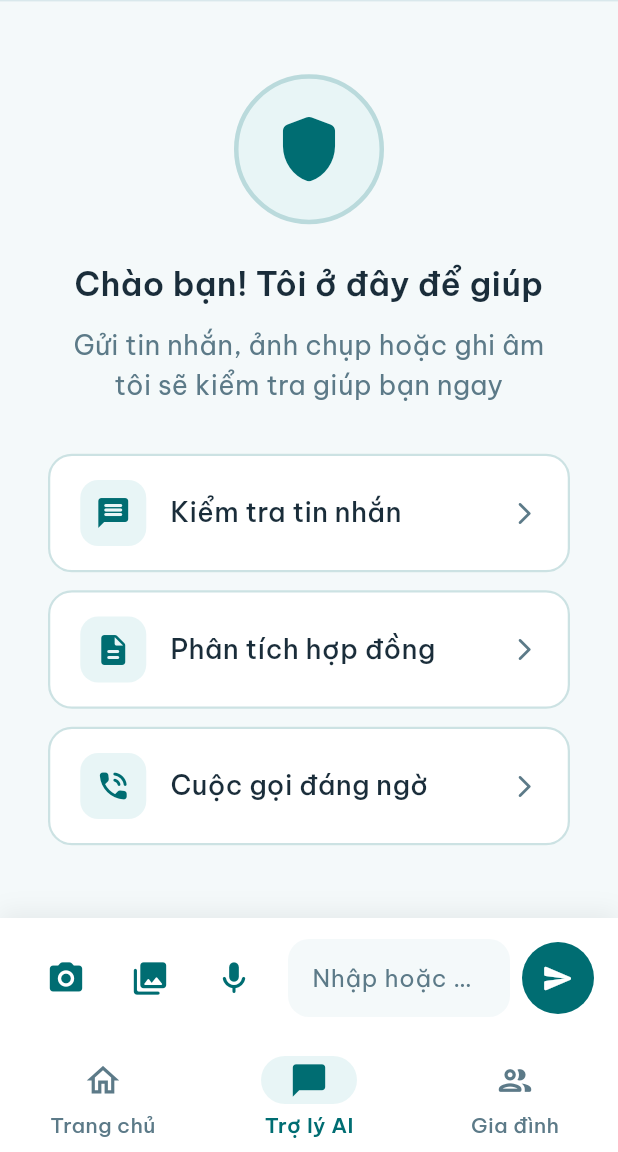
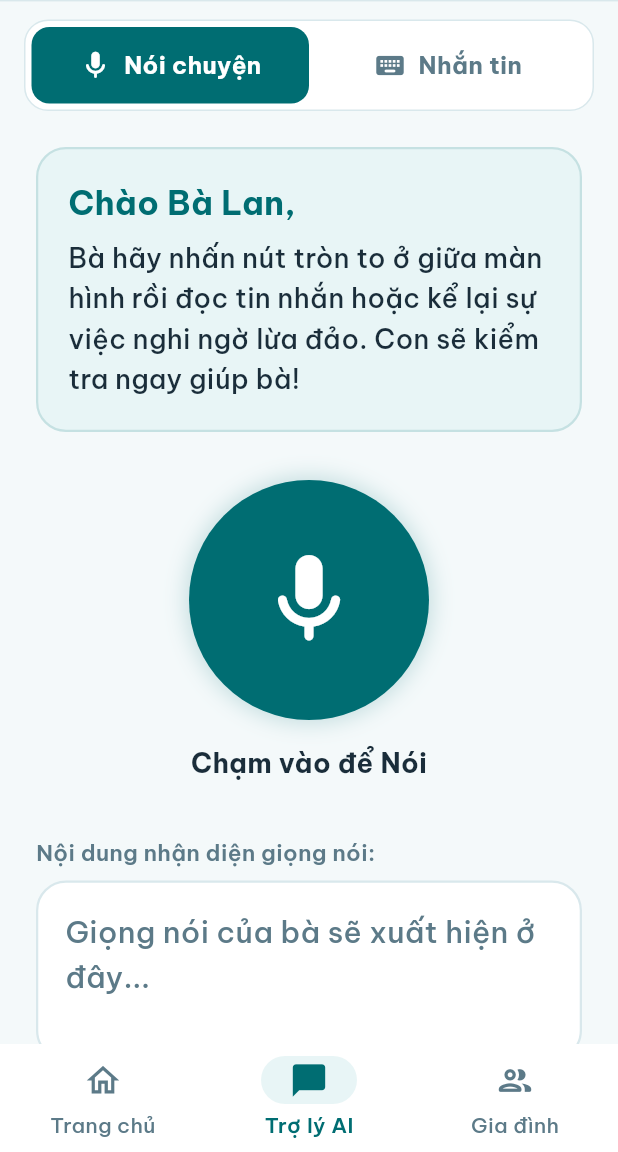
Before and after one commit to ShayNeeo/grab-the-future-hackathon, a Flutter app: the ChatScreen screen opened by its route, on a phone screen of 412 x 824 dp, the part 84-1236 px from its top. Run offline on Flutter 3.47's test engine with Material 3 defaults, Android fonts, the phone set to English and light mode, and no system bars; our stand-ins replace dio, flutter_local_notifications, flutter_riverpod, google_fonts, image_picker, share_plus and 2 more; accounts and stored records are empty.

Commit message:
feat: redesign Trợ lý AI page with Voice Mode default, center mic button, and easy switching

```diff
--- a/lib/ui/screens/chat_screen.dart
+++ b/lib/ui/screens/chat_screen.dart
@@ -28,6 +28,7 @@ class _ChatScreenState extends ConsumerState<ChatScreen> {
   bool _speechAvailable = false;
   bool _isListening = false;
   String _transcribedWords = '';
+  bool _useVoiceMode = true;
 
   static const _greeting = _ChatMessage(
     isAi: true,
@@ -109,183 +110,7 @@ class _ChatScreenState extends ConsumerState<ChatScreen> {
     setState(() => _isListening = false);
   }
 
-  void _showSpeechBottomSheet() {
-    _transcribedWords = '';
-    _isListening = false;
 
-    showModalBottomSheet(
-      context: context,
-      isScrollControlled: true,
-      backgroundColor: Colors.transparent,
-      builder: (context) {
-        return StatefulBuilder(
-          builder: (context, setModalState) {
-            final bool localIsListening = _isListening;
-            final String localText = _transcribedWords;
-
-            return Container(
-              padding: const EdgeInsets.all(24),
-              decoration: const BoxDecoration(
-                color: AppColors.surfaceWhite,
-                borderRadius: BorderRadius.vertical(top: Radius.circular(24)),
-              ),
-              child: SafeArea(
-                child: Column(
-                  mainAxisSize: MainAxisSize.min,
-                  children: [
-                    Container(
-                      width: 40,
-                      height: 4,
-                      margin: const EdgeInsets.only(bottom: 20),
-                      decoration: BoxDecoration(
-                        color: Colors.grey[300],
-                        borderRadius: BorderRadius.circular(2),
-                      ),
-                    ),
-                    Text(
-                      localIsListening ? 'Đang lắng nghe...' : 'Nhấn nút để nói',
-                      style: GoogleFonts.beVietnamPro(
-                        fontSize: 20,
-                        fontWeight: FontWeight.bold,
-                        color: AppColors.textPrimary,
-                      ),
-                    ),
-                    const SizedBox(height: 12),
-                    Text(
-                      'Vui lòng nói rõ nội dung cần kiểm tra lừa đảo',
-                      style: GoogleFonts.beVietnamPro(
-                        fontSize: 14,
-                        color: AppColors.textSecondary,
-                      ),
-                    ),
-                    const SizedBox(height: 32),
-                    GestureDetector(
-                      onTap: () {
-                        if (_isListening) {
-                          _stopListening();
-                          setModalState(() {});
-                        } else {
-                          _startListening(setModalState);
-                        }
-                      },
-                      child: _buildSpeechMicButton(localIsListening),
-                    ),
-                    const SizedBox(height: 32),
-                    Container(
-                      width: double.infinity,
-                      constraints: const BoxConstraints(
-                        minHeight: 100,
-                        maxHeight: 180,
-                      ),
-                      padding: const EdgeInsets.all(16),
-                      decoration: BoxDecoration(
-                        color: AppColors.surfaceLight,
-                        borderRadius: BorderRadius.circular(16),
-                        border: Border.all(
-                          color: localIsListening
-                              ? AppColors.shieldTeal.withValues(alpha: 0.3)
-                              : Colors.transparent,
-                          width: 1.5,
-                        ),
-                      ),
-                      child: SingleChildScrollView(
-                        child: Text(
-                          localText.isEmpty
-                              ? (localIsListening ? 'Hãy nói gì đó...' : 'Chưa có giọng nói được nhận diện...')
-                              : localText,
-                          style: GoogleFonts.beVietnamPro(
-                            fontSize: 16,
-                            color: localText.isEmpty ? AppColors.textSecondary : AppColors.textPrimary,
-                            height: 1.5,
-                          ),
-                        ),
-                      ),
-                    ),
-                    const SizedBox(height: 24),
-                    Row(
-                      children: [
-                        Expanded(
-                          child: TextButton(
-                            onPressed: () {
-                              _stopListening();
-                              Navigator.pop(context);
-                            },
-                            style: TextButton.styleFrom(
-                              padding: const EdgeInsets.symmetric(vertical: 14),
-                              shape: RoundedRectangleBorder(
-                                  borderRadius: BorderRadius.circular(14)),
-                            ),
-                            child: Text(
-                              'Hủy',
-                              style: GoogleFonts.beVietnamPro(
-                                fontSize: 16,
-                                fontWeight: FontWeight.w600,
-                                color: AppColors.textSecondary,
-                              ),
-                            ),
-                          ),
-                        ),
-                        const SizedBox(width: 12),
-                        Expanded(
-                          child: ElevatedButton(
-                            onPressed: localText.trim().isEmpty
-                                ? null
-                                : () {
-                                    _stopListening();
-                                    _messageController.text = localText;
-                                    Navigator.pop(context);
-                                  },
-                            style: ElevatedButton.styleFrom(
-                              backgroundColor: AppColors.shieldTeal,
-                              foregroundColor: Colors.white,
-                              padding: const EdgeInsets.symmetric(vertical: 14),
-                              shape: RoundedRectangleBorder(
-                                  borderRadius: BorderRadius.circular(14)),
-                              disabledBackgroundColor: AppColors.shieldTeal.withValues(alpha: 0.3),
-                            ),
-                            child: Text(
-                              'Hoàn tất',
-                              style: GoogleFonts.beVietnamPro(
-                                fontSize: 16,
-                                fontWeight: FontWeight.w600,
-                              ),
-                            ),
-                          ),
-                        ),
-                      ],
-                    ),
-                  ],
-                ),
-              ),
-            );
-          },
-        );
-      },
-    ).then((_) {
-      if (_isListening) {
-        _stopListening();
-      }
-    });
-  }
-
-  Widget _buildSpeechMicButton(bool isListening) {
-    if (!isListening) {
-      return Container(
-        width: 80,
-        height: 80,
-        decoration: const BoxDecoration(
-          color: AppColors.shieldTeal,
-          shape: BoxShape.circle,
-        ),
-        child: const Icon(
-          Icons.mic_rounded,
-          color: Colors.white,
-          size: 38,
-        ),
-      );
-    }
-    return const _SpeechPulseAnimation();
-  }
 
   void _sendMessage([String? overrideText]) {
     final text = overrideText ?? _messageController.text.trim();
@@ -466,8 +291,11 @@ class _ChatScreenState extends ConsumerState<ChatScreen> {
         ),
         body: Column(
           children: [
+            _buildModeSwitcher(),
             Expanded(
-              child: messages.length <= 1
+              child: _useVoiceMode
+                  ? _buildVoiceModeView()
+                  : (messages.length <= 1
                       ? _buildEmptyState()
                       : ListView.builder(
                           controller: _scrollController,
@@ -476,9 +304,9 @@ class _ChatScreenState extends ConsumerState<ChatScreen> {
                           itemCount: messages.length,
                           itemBuilder: (context, index) =>
                               _buildMessageBubble(messages[index]),
+                        )),
             ),
-            ),
-            _buildInputBar(),
+            if (!_useVoiceMode) _buildInputBar(),
           ],
         ),
       ),
@@ -860,6 +688,325 @@ class _ChatScreenState extends ConsumerState<ChatScreen> {
     );
   }
 
+  Widget _buildModeSwitcher() {
+    return Container(
+      margin: const EdgeInsets.fromLTRB(16, 12, 16, 8),
+      padding: const EdgeInsets.all(4),
+      decoration: BoxDecoration(
+        color: AppColors.surfaceWhite,
+        borderRadius: BorderRadius.circular(16),
+        border: Border.all(color: AppColors.divider, width: 1),
+      ),
+      child: Row(
+        children: [
+          Expanded(
+            child: Semantics(
+              label: 'Chế độ Nói chuyện bằng giọng nói',
+              button: true,
+              selected: _useVoiceMode,
+              child: InkWell(
+                onTap: () {
+                  if (!_useVoiceMode) {
+                    setState(() {
+                      _useVoiceMode = true;
+                    });
+                  }
+                },
+                borderRadius: BorderRadius.circular(12),
+                child: Container(
+                  padding: const EdgeInsets.symmetric(vertical: 14),
+                  decoration: BoxDecoration(
+                    color: _useVoiceMode ? AppColors.shieldTeal : Colors.transparent,
+                    borderRadius: BorderRadius.circular(12),
+                  ),
+                  child: Row(
+                    mainAxisAlignment: MainAxisAlignment.center,
+                    children: [
+                      Icon(
+                        Icons.mic_rounded,
+                        color: _useVoiceMode ? Colors.white : AppColors.textSecondary,
+                        size: 22,
+                      ),
+                      const SizedBox(width: 8),
+                      Text(
+                        'Nói chuyện',
+                        style: GoogleFonts.beVietnamPro(
+                          fontSize: 16,
+                          fontWeight: FontWeight.bold,
+                          color: _useVoiceMode ? Colors.white : AppColors.textSecondary,
+                        ),
+                      ),
+                    ],
+                  ),
+                ),
+              ),
+            ),
+          ),
+          Expanded(
+            child: Semantics(
+              label: 'Chế độ Nhắn tin văn bản',
+              button: true,
+              selected: !_useVoiceMode,
+              child: InkWell(
+                onTap: () {
+                  if (_useVoiceMode) {
+                    setState(() {
+                      _useVoiceMode = false;
+                    });
+                  }
+                },
+                borderRadius: BorderRadius.circular(12),
+                child: Container(
+                  padding: const EdgeInsets.symmetric(vertical: 14),
+                  decoration: BoxDecoration(
+                    color: !_useVoiceMode ? AppColors.shieldTeal : Colors.transparent,
+                    borderRadius: BorderRadius.circular(12),
+                  ),
+                  child: Row(
+                    mainAxisAlignment: MainAxisAlignment.center,
+                    children: [
+                      Icon(
+                        Icons.keyboard_rounded,
+                        color: !_useVoiceMode ? Colors.white : AppColors.textSecondary,
+                        size: 22,
+                      ),
+                      const SizedBox(width: 8),
+                      Text(
+                        'Nhắn tin',
+                        style: GoogleFonts.beVietnamPro(
+                          fontSize: 16,
+                          fontWeight: FontWeight.bold,
+                          color: !_useVoiceMode ? Colors.white : AppColors.textSecondary,
+                        ),
+                      ),
+                    ],
+                  ),
+                ),
+              ),
+            ),
+          ),
+        ],
+      ),
+    );
+  }
+
+  Widget _buildVoiceModeView() {
+    return SingleChildScrollView(
+      padding: const EdgeInsets.symmetric(horizontal: 24, vertical: 16),
+      child: Column(
+        crossAxisAlignment: CrossAxisAlignment.start,
+        children: [
+          // Friendly large prompt box for the elderly
+          Container(
+            width: double.infinity,
+            padding: const EdgeInsets.all(20),
+            decoration: BoxDecoration(
+              color: AppColors.shieldTealBg,
+              borderRadius: BorderRadius.circular(20),
+              border: Border.all(
+                color: AppColors.shieldTeal.withValues(alpha: 0.15),
+                width: 1.5,
+              ),
+            ),
+            child: Column(
+              crossAxisAlignment: CrossAxisAlignment.start,
+              children: [
+                Text(
+                  'Chào Bà Lan,',
+                  style: GoogleFonts.beVietnamPro(
+                    fontSize: 22,
+                    fontWeight: FontWeight.bold,
+                    color: AppColors.shieldTeal,
+                  ),
+                ),
+                const SizedBox(height: 8),
+                Text(
+                  'Bà hãy nhấn nút tròn to ở giữa màn hình rồi đọc tin nhắn hoặc kể lại sự việc nghi ngờ lừa đảo. Con sẽ kiểm tra ngay giúp bà!',
+                  style: GoogleFonts.beVietnamPro(
+                    fontSize: 18,
+                    fontWeight: FontWeight.w500,
+                    color: AppColors.textPrimary,
+                    height: 1.5,
+                  ),
+                ),
+              ],
+            ),
+          ),
+          const SizedBox(height: 32),
+          // Large Centered Voice Button
+          Center(
+            child: Column(
+              mainAxisSize: MainAxisSize.min,
+              children: [
+                GestureDetector(
+                  onTap: () {
+                    if (_isListening) {
+                      _stopListening();
+                    } else {
+                      _startListening((fn) => setState(fn));
+                    }
+                  },
+                  child: AnimatedContainer(
+                    duration: const Duration(milliseconds: 300),
+                    width: 160,
+                    height: 160,
+                    decoration: BoxDecoration(
+                      shape: BoxShape.circle,
+                      boxShadow: [
+                        BoxShadow(
+                          color: AppColors.shieldTeal.withValues(
+                            alpha: _isListening ? 0.4 : 0.2,
+                          ),
+                          blurRadius: _isListening ? 24 : 12,
+                          spreadRadius: _isListening ? 6 : 2,
+                        )
+                      ],
+                    ),
+                    child: _isListening
+                        ? const _SpeechPulseAnimation()
+                        : Container(
+                            decoration: const BoxDecoration(
+                              color: AppColors.shieldTeal,
+                              shape: BoxShape.circle,
+                            ),
+                            child: const Icon(
+                              Icons.mic_rounded,
+                              color: Colors.white,
+                              size: 72,
+                            ),
+                          ),
+                  ),
+                ),
+                const SizedBox(height: 16),
+                Text(
+                  _isListening ? 'Đang lắng nghe... Chạm để Dừng' : 'Chạm vào để Nói',
+                  style: GoogleFonts.beVietnamPro(
+                    fontSize: 18,
+                    fontWeight: FontWeight.bold,
+                    color: _isListening ? Colors.redAccent : AppColors.textPrimary,
+                  ),
+                ),
+              ],
+            ),
+          ),
+          const SizedBox(height: 36),
+          // Preview transcribed text area
+          Text(
+            'Nội dung nhận diện giọng nói:',
+            style: GoogleFonts.beVietnamPro(
+              fontSize: 15,
+              fontWeight: FontWeight.w600,
+              color: AppColors.textSecondary,
+            ),
+          ),
+          const SizedBox(height: 8),
+          Container(
+            width: double.infinity,
+            constraints: const BoxConstraints(minHeight: 120),
+            padding: const EdgeInsets.all(18),
+            decoration: BoxDecoration(
+              color: AppColors.surfaceWhite,
+              borderRadius: BorderRadius.circular(20),
+              border: Border.all(
+                color: _isListening
+                    ? AppColors.shieldTeal.withValues(alpha: 0.4)
+                    : AppColors.divider,
+                width: 1.5,
+              ),
+            ),
+            child: Text(
+              _transcribedWords.isEmpty
+                  ? (_isListening ? 'Bà hãy nói đi, con đang nghe...' : 'Giọng nói của bà sẽ xuất hiện ở đây...')
+                  : _transcribedWords,
+              style: GoogleFonts.beVietnamPro(
+                fontSize: 20,
+                color: _transcribedWords.isEmpty ? AppColors.textSecondary : AppColors.textPrimary,
+                height: 1.5,
+                fontWeight: FontWeight.w500,
+              ),
+            ),
+          ),
+          const SizedBox(height: 24),
+          // Large clear and send buttons
+          Row(
+            children: [
+              Expanded(
+                child: SizedBox(
+                  height: 60,
+                  child: OutlinedButton(
+                    onPressed: _transcribedWords.isEmpty
+                        ? null
+                        : () {
+                            setState(() {
+                              _transcribedWords = '';
+                            });
+                          },
+                    style: OutlinedButton.styleFrom(
+                      side: BorderSide(
+                        color: _transcribedWords.isEmpty
+                            ? AppColors.divider
+                            : AppColors.textSecondary,
+                        width: 2,
+                      ),
+                      shape: RoundedRectangleBorder(
+                        borderRadius: BorderRadius.circular(16),
+                      ),
+                    ),
+                    child: Text(
+                      'Xóa nói lại',
+                      style: GoogleFonts.beVietnamPro(
+                        fontSize: 18,
+                        fontWeight: FontWeight.bold,
+                        color: _transcribedWords.isEmpty
+                            ? AppColors.textSecondary.withValues(alpha: 0.5)
+                            : AppColors.textSecondary,
+                      ),
+                    ),
+                  ),
+                ),
+              ),
+              const SizedBox(width: 16),
+              Expanded(
+                child: SizedBox(
+                  height: 60,
+                  child: ElevatedButton(
+                    onPressed: _transcribedWords.trim().isEmpty
+                        ? null
+                        : () {
+                            final speechText = _transcribedWords;
+                            setState(() {
+                              _transcribedWords = '';
+                              _useVoiceMode = false;
+                            });
+                            _sendMessage(speechText);
+                          },
+                    style: ElevatedButton.styleFrom(
+                      backgroundColor: AppColors.shieldTeal,
+                      foregroundColor: Colors.white,
+                      elevation: 2,
+                      shape: RoundedRectangleBorder(
+                        borderRadius: BorderRadius.circular(16),
+                      ),
+                      disabledBackgroundColor: AppColors.shieldTeal.withValues(alpha: 0.3),
+                    ),
+                    child: Text(
+                      'Gửi kiểm tra',
+                      style: GoogleFonts.beVietnamPro(
+                        fontSize: 18,
+                        fontWeight: FontWeight.bold,
+                      ),
+                    ),
+                  ),
+                ),
+              ),
+            ],
+          ),
+          const SizedBox(height: 24),
+        ],
+      ),
+    );
+  }
+
   Widget _buildEmptyState() {
     return Center(
       child: SingleChildScrollView(
@@ -1016,10 +1163,14 @@ class _ChatScreenState extends ConsumerState<ChatScreen> {
                   width: 56,
                   height: 56,
                   child: IconButton(
-                    onPressed: _showSpeechBottomSheet,
+                    onPressed: () {
+                      setState(() {
+                        _useVoiceMode = true;
+                      });
+                    },
                     icon: const Icon(Icons.mic_rounded,
                         color: AppColors.shieldTeal, size: 26),
-                    tooltip: 'Ghi âm',
+                    tooltip: 'Chuyển sang Nói chuyện',
 
                     style: IconButton.styleFrom(
                         shape: RoundedRectangleBorder(
```
Lines whose indentation alone changed are shown as unchanged.
